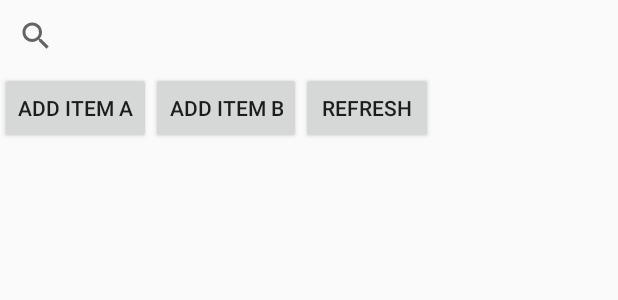
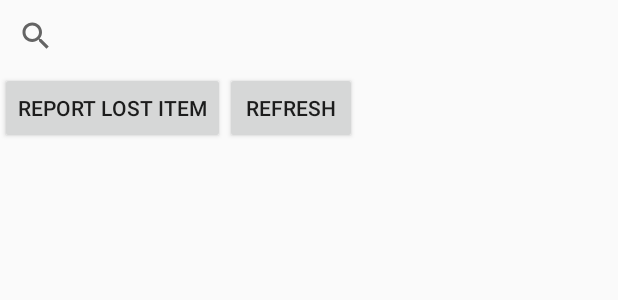
Before and after one commit to vsehgal1/Lost-Found, an Android app: the layout activity_scrolling.xml on its own in the app's theme, with its tools: preview values and no code run, on a phone screen of 412 x 824 dp. Shown: the top 300 px of the screen. Run offline under Robolectric (Android 15) with nearby library versions, the phone set to English and light mode, and no system bars.

Commit message:
fixed scrollin UI, added comments

```diff
--- a/app/src/main/java/com/example/lostandfound/ClaimItem.kt
+++ b/app/src/main/java/com/example/lostandfound/ClaimItem.kt
@@ -115,8 +115,6 @@ class ClaimItem : AppCompatActivity() {
             fbref.findUserByID(uid, listener)
         }
         claimButton.setOnClickListener {
-            Log.i("Claim", "Pressed claim")
-            Log.i("Claim", "reached itemclaimconfirm")
             val intent = Intent(Intent.ACTION_SEND)
             val mTitle = "Lost & Found: Item Claim Confirmation"
             val mMsg = "This email is to notify you that the item you have listed on Lost & Found has been claimed \n\n\n " +
@@ -134,8 +132,6 @@ class ClaimItem : AppCompatActivity() {
                 fbref.changeStatus(id, true)
                 status = true
                 stautsView.text = "Item has been claimed"
-//                finish();
-//                startActivity(getIntent());
             }
         }
 
--- a/app/src/main/res/layout/activity_scrolling.xml
+++ b/app/src/main/res/layout/activity_scrolling.xml
@@ -44,21 +44,14 @@
         android:layout_width="wrap_content"
         android:layout_height="wrap_content"
         android:layout_below="@id/searchView"
-        android:text="Add Item A" />
-    <Button
-        android:id="@+id/addItemB"
-        android:layout_width="wrap_content"
-        android:layout_height="wrap_content"
-        android:layout_below="@id/searchView"
-        android:layout_toRightOf="@id/addItemA"
-        android:text="Add Item B" />
+        android:text="REPORT LOST ITEM" />
 
     <Button
         android:id="@+id/refreshButton"
         android:layout_width="wrap_content"
         android:layout_height="wrap_content"
         android:layout_below="@id/searchView"
-        android:layout_toRightOf="@id/addItemB"
+        android:layout_toRightOf="@id/addItemA"
         android:text="Refresh" />
 
     <ListView
```
Also changed, not shown: app/src/main/java/com/example/lostandfound/ItemAdapter.kt (+14 -9 lines), app/src/main/java/com/example/lostandfound/ScrollingActivity.kt (+64 -74 lines), app/src/main/res/layout/activity_claim_item.xml (+4 -3 lines).
